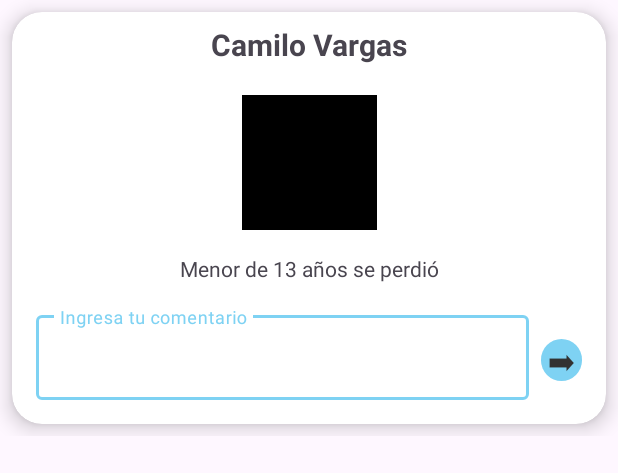
After one commit to Velasco182/Android-II, an Android app: the layout card_view_item_grid.xml on its own in the app's theme, with its tools: preview values and no code run, on a phone screen of 412 x 824 dp. The commit adds this screen. Shown: the top 473 px of the screen. Run offline under Robolectric (Android 15) with nearby library versions, the phone set to English and light mode, and no system bars; Roboto replaces fonts that are not available here.

Commit message:
Proyecto ConfiApp Pantalla de noticias Cobo Implementado

```diff
--- /dev/null
+++ b/Proyectos/pruebaApp/app/src/main/java/com/example/pruebaapp/models/NoticiasItem.kt
@@ -0,0 +1,3 @@
+package com.example.pruebaapp.models
+
+class NoticiasItem(var id:Long, var image: Int, var name: String, var description: String, var responses:List<String>? = null)
--- /dev/null
+++ b/Proyectos/pruebaApp/app/src/main/res/drawable/button_primary_dark_style.xml
@@ -0,0 +1,8 @@
+<?xml version="1.0" encoding="utf-8"?>
+<shape xmlns:android="http://schemas.android.com/apk/res/android"
+    android:shape="rectangle">
+
+    <solid android:color="@color/primary"/>
+    <corners android:radius="20sp"/>
+
+</shape>
--- /dev/null
+++ b/Proyectos/pruebaApp/app/src/main/res/layout/card_view_item_grid.xml
@@ -0,0 +1,112 @@
+<?xml version="1.0" encoding="utf-8"?>
+<LinearLayout xmlns:android="http://schemas.android.com/apk/res/android"
+    xmlns:app="http://schemas.android.com/apk/res-auto"
+    xmlns:tools="http://schemas.android.com/tools"
+    android:layout_width="match_parent"
+    android:layout_height="wrap_content"
+    android:orientation="vertical">
+
+    <androidx.cardview.widget.CardView
+        app:cardCornerRadius="20dp"
+        android:layout_width="match_parent"
+        android:layout_height="wrap_content"
+        android:layout_margin="8dp"
+        app:cardElevation="8dp">
+
+        <androidx.constraintlayout.widget.ConstraintLayout
+            android:layout_width="match_parent"
+            android:layout_height="wrap_content">
+
+            <TextView
+                android:id="@+id/titulo"
+                android:layout_width="match_parent"
+                android:layout_height="wrap_content"
+                android:layout_marginStart="8dp"
+                android:layout_marginTop="8dp"
+                android:layout_marginEnd="8dp"
+                android:gravity="center"
+                android:text="Camilo Vargas"
+                android:textSize="20sp"
+
+                android:textStyle="bold"
+                app:layout_constraintEnd_toEndOf="parent"
+                app:layout_constraintStart_toStartOf="parent"
+                app:layout_constraintTop_toTopOf="parent" />
+
+
+            <ImageView
+                android:id="@+id/icons"
+                android:layout_width="90dp"
+                android:layout_height="90dp"
+                android:layout_margin="20dp"
+                android:layout_marginTop="8dp"
+                android:src="@color/black"
+                app:layout_constraintEnd_toEndOf="parent"
+                app:layout_constraintHorizontal_bias="0.501"
+                app:layout_constraintStart_toStartOf="parent"
+                app:layout_constraintTop_toBottomOf="@+id/titulo" />
+
+            <TextView
+                android:id="@+id/descripcion"
+                android:layout_width="match_parent"
+                android:layout_height="wrap_content"
+                android:layout_marginStart="8dp"
+                android:layout_marginTop="16dp"
+                android:layout_marginEnd="8dp"
+                android:gravity="center"
+                app:layout_constraintEnd_toEndOf="parent"
+                app:layout_constraintHorizontal_bias="0.0"
+                app:layout_constraintStart_toStartOf="parent"
+                app:layout_constraintTop_toBottomOf="@+id/icons"
+                tools:text="Menor de 13 años se perdió" />
+
+            <com.google.android.material.textfield.TextInputLayout
+                android:id="@+id/textInputLayout"
+                android:layout_width="0dp"
+                android:layout_height="wrap_content"
+                android:layout_marginStart="16dp"
+                android:layout_marginTop="16dp"
+                android:layout_marginEnd="8dp"
+                android:layout_marginBottom="16dp"
+                app:layout_constraintBottom_toBottomOf="parent"
+                app:layout_constraintEnd_toStartOf="@+id/button"
+                app:layout_constraintStart_toStartOf="parent"
+                app:layout_constraintTop_toBottomOf="@+id/descripcion">
+
+                <com.google.android.material.textfield.TextInputEditText
+                    android:id="@+id/editText"
+                    android:layout_width="match_parent"
+                    android:layout_height="wrap_content"
+                    android:hint="Ingresa tu comentario"
+                    app:layout_constraintEnd_toEndOf="parent"
+                    app:layout_constraintHorizontal_bias="0.4"
+                    app:layout_constraintStart_toStartOf="parent"
+                    app:layout_constraintTop_toBottomOf="@+id/descripcion" />
+
+            </com.google.android.material.textfield.TextInputLayout>
+
+
+            <TextView
+                android:id="@+id/button"
+                android:layout_width="wrap_content"
+                android:layout_height="wrap_content"
+                android:layout_marginEnd="16dp"
+                android:layout_marginBottom="8dp"
+                android:background="@drawable/button_primary_dark_style"
+                android:contextClickable="false"
+                android:cursorVisible="false"
+                android:ellipsize="middle"
+                android:hapticFeedbackEnabled="true"
+                android:text=" ➡ "
+                android:textColor="@android:color/secondary_text_light"
+                android:textSize="20sp"
+                app:layout_constraintBottom_toBottomOf="parent"
+                app:layout_constraintEnd_toEndOf="parent"
+                app:layout_constraintTop_toTopOf="@+id/textInputLayout" />
+
+        </androidx.constraintlayout.widget.ConstraintLayout>
+
+
+    </androidx.cardview.widget.CardView>
+
+</LinearLayout>
```
Also changed, not shown: Proyectos/pruebaApp/app/src/main/java/com/example/pruebaapp/adapters/NoticiasAdapter.kt (added, +60 -0 lines), Proyectos/pruebaApp/app/src/main/java/com/example/pruebaapp/fragments/NoticiasFragment.kt (+49 -45 lines), Proyectos/pruebaApp/app/src/main/res/layout/fragment_noticias.xml (+10 -14 lines).
